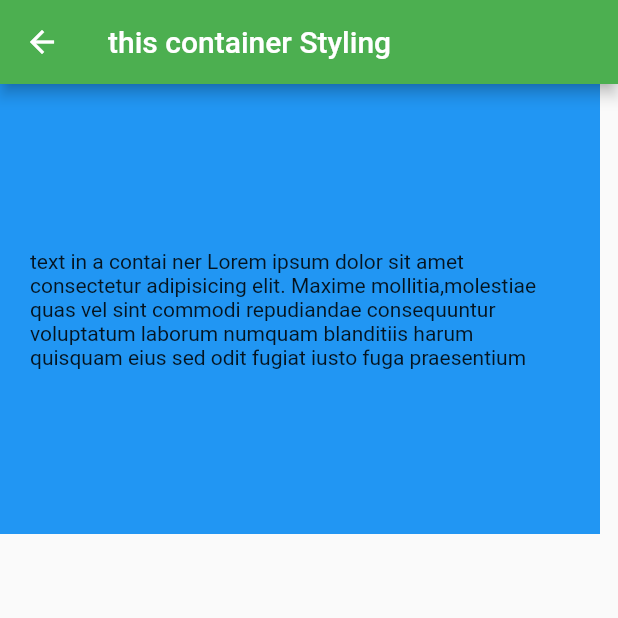
After one commit to 0771210855/Flutter-shop-project-study, a Flutter app: the screen it shows after launch, after a tap on "this is the taks For container styling", on a phone screen of 412 x 824 dp, the top half of it. The commit adds this screen. Run offline on Flutter 3.47's test engine with Material 2 defaults, Android fonts, the phone set to English and light mode, and no system bars; our stand-ins replace flutter_form_builder, fluttertoast; network calls fail; key blocks and very long unbroken strings in the code were emptied for the run.

Commit message:
worked upto packages installation

```diff
--- a/lib/Screens/Containers.dart
+++ b/lib/Screens/Containers.dart
@@ -16,13 +16,37 @@ class _ContainersState extends State<Containers> {
   Widget build(BuildContext context) {
     return Scaffold(
 
-      body: Container(
-        child: Text("text in a container Lorem ipsum dolor sit amet consectetur adipisicing elit. Maxime mollitia,molestiae quas vel sint commodi repudiandae consequuntur voluptatum laborum numquam blanditiis harum quisquam eius sed odit fugiat iusto fuga praesentium"),
-        alignment: Alignment.center,
-        color:  Colors.red,
-        padding: EdgeInsets.all(16.0),
+      appBar: AppBar(
+        title: const Text("this container"),
+      ),
 
-        ),
+      body: Column(
+        children: [
+          Container(
+            child: Text("text in a contai ner Lorem ipsum dolor sit amet consectetur adipisicing elit. Maxime mollitia,molestiae quas vel sint commodi repudiandae consequuntur voluptatum laborum numquam blanditiis harum quisquam eius sed odit fugiat iusto fuga praesentium"),
+            alignment: Alignment.center,
+            color:  Colors.pinkAccent,
+            padding: EdgeInsets.only(left:20,right:40),
+
+            ),
+          Container(
+            child: Text("text in a container Lorem ipsum dolor sit amet consectetur adipisicing elit. Maxime mollitia,molestiae quas vel sint commodi repudiandae consequuntur voluptatum laborum numquam blanditiis harum quisquam eius sed odit fugiat iusto fuga praesentium"),
+            alignment: Alignment.center,
+            color:  Colors.green,
+            padding: EdgeInsets.all(16.0),
+            margin: EdgeInsets.all(16.0),
+
+
+          ),
+          Container(
+            child: Text("text in a container Lorem ipsum dolor sit amet consectetur adipisicing elit. Maxime mollitia,molestiae quas vel sint commodi repudiandae consequuntur voluptatum laborum numquam blanditiis harum quisquam eius sed odit fugiat iusto fuga praesentium"),
+            alignment: Alignment.center,
+            color:  Colors.blue,
+            padding: EdgeInsets.all(16.0),
+
+          ),
+        ],
+      ),
     );
   }
 }
--- /dev/null
+++ b/lib/Screens/Containerstyles.dart
@@ -0,0 +1,39 @@
+
+// Masuba Abdqadir 20/U/2079/EVE 2000702079
+
+
+import 'package:flutter/material.dart';
+
+class Containerstyles extends StatefulWidget {
+  const Containerstyles({super.key});
+
+  @override
+  State<Containerstyles> createState() => _ContainerstylesState();
+}
+
+class _ContainerstylesState extends State<Containerstyles> {
+  @override
+  Widget build(BuildContext context) {
+    return Scaffold(
+
+      appBar: AppBar(
+        title: const Text("this container Styling"),
+      ),
+
+      body: Column(
+        children: [
+          Container(
+            width: 400,
+            height: 300,
+            padding: EdgeInsets.all(20),
+            color: Colors.blue,
+
+            child: Text("text in a contai ner Lorem ipsum dolor sit amet consectetur adipisicing elit. Maxime mollitia,molestiae quas vel sint commodi repudiandae consequuntur voluptatum laborum numquam blanditiis harum quisquam eius sed odit fugiat iusto fuga praesentium"),
+            alignment: Alignment.center,
+            ),
+
+        ],
+      ),
+    );
+  }
+}
--- a/lib/Screens/Textstyles.dart
+++ b/lib/Screens/Textstyles.dart
@@ -20,13 +20,15 @@ class _TextstylesState extends State<Textstyles> {
       ),
       body: Container(
         child: Text("this is the text to be styled.",
+          textAlign:TextAlign.center,
           style: TextStyle(
           color:Colors.blue,
           backgroundColor: Colors.yellow,
           fontSize: 30,
           letterSpacing: 2,
           fontStyle: FontStyle.italic,
-          fontWeight: FontWeight.bold
+          fontWeight: FontWeight.bold,
+
         ),
       ),
       ),
--- a/lib/main.dart
+++ b/lib/main.dart
@@ -5,9 +5,14 @@
 
 
 import 'package:flutter/material.dart';
-import 'Screens/Mytext.dart';
 import 'Screens/Columnscreen.dart';
-
+import "Screens/Rows.dart";
+import 'Screens/Containers.dart';
+import 'Screens/ImageScreen.dart';
+import 'Screens/Textstyles.dart';
+import 'Screens/Containerstyles.dart';
+import 'Screens/Toast.dart';
+import 'Screens/Forms/Forms.dart';
 void main() {
   runApp(MaterialApp(
     title: 'Flutter Navigation',
@@ -33,19 +38,117 @@ class _ApponeState extends State<Appone> {
       appBar: AppBar(
         title: Text("page one"),
       ),
-      body: InkWell(
-        onTap: () {
+      body: Column(
+        children: [
 
-          // print("you tapped me");
-          Navigator.push(
-            context,
-            MaterialPageRoute(
-              builder: (context) => Columnscreen(),
-            ),
-          );
-        },
-        child: Text("Tap to go to the next page"),
+          ListTile(
+            title: Text("this is the wiget of listtile"),
+            leading: Icon(Icons.save_as_rounded),
+            trailing: Icon(Icons.chevron_right_outlined),
+            subtitle: Text("This is text of a sub title"),
+            onTap: () {
+              Navigator.push(
+                context,
+                MaterialPageRoute(builder: (context)=>Columnscreen(),
+                ),
+              );
+            },
+          ),
+          ListTile(
+            title: Text("this is the taks you to a row"),
+            leading: Icon(Icons.table_rows),
+            trailing: Icon(Icons.chevron_right_outlined),
+            subtitle: Text("This is text of a sub title"),
+            onTap: () {
+              Navigator.push(
+                context,
+                MaterialPageRoute(builder: (context)=>Rows(),
+                ),
+              );
+            },
+          ),
+          ListTile(
+            title: Text("this is the taks you to container "),
+            leading: Icon(Icons.contact_phone),
+            trailing: Icon(Icons.chevron_right_outlined),
+            subtitle: Text("This is text of a sub container"),
+            onTap: () {
+              Navigator.push(
+                context,
+                MaterialPageRoute(builder: (context)=>Containers(),
+                ),
+              );
+            },
+          ),
+          ListTile(
+            title: Text("this is the taks you to images "),
+            leading: Icon(Icons.image),
+            trailing: Icon(Icons.chevron_right_outlined),
+            subtitle: Text("This is text of a sub container for images"),
+            onTap: () {
+              Navigator.push(
+                context,
+                MaterialPageRoute(builder: (context)=>ImageScreen(),
+                ),
+              );
+            },
+          ),
+          ListTile(
+            title: Text("this is the taks For text styling "),
+            leading: Icon(Icons.text_fields),
+            trailing: Icon(Icons.chevron_right_outlined),
+            subtitle: Text("This is text of a sub text designs"),
+            onTap: () {
+              Navigator.push(
+                context,
+                MaterialPageRoute(builder: (context)=>Textstyles(),
+                ),
+              );
+            },
+          ),
+          ListTile(
+            title: Text("this is the taks For container styling "),
+            leading: Icon(Icons.gif_box),
+            trailing: Icon(Icons.chevron_right_outlined),
+            subtitle: Text("This is for a container styles"),
+            onTap: () {
+              Navigator.push(
+                context,
+                MaterialPageRoute(builder: (context)=>Containerstyles(),
+                ),
+              );
+            },
+          ),
+          ListTile(
+            title: Text("Demonstrating toassed item "),
+            leading: Icon(Icons.touch_app),
+            trailing: Icon(Icons.chevron_right_outlined),
+            subtitle: Text("This is for pop ups"),
+            onTap: () {
+              Navigator.push(
+                context,
+                MaterialPageRoute(builder: (context)=>Toast(),
+                ),
+              );
+            },
+          ),
+          ListTile(
+            title: Text("Demonstrating Forms "),
+            leading: const Icon(Icons.format_align_right),
+            trailing: Icon(Icons.chevron_right_outlined),
+            subtitle: Text("This is for forms and inputs"),
+            onTap: () {
+              Navigator.push(
+                context,
+                MaterialPageRoute(builder: (context)=>Forms(),
+                ),
+              );
+            },
+          ),
+
+        ],
       ),
+
     );
   }
 }
--- a/pubspec.yaml
+++ b/pubspec.yaml
@@ -36,6 +36,8 @@ dependencies:
   # The following adds the Cupertino Icons font to your application.
   # Use with the CupertinoIcons class for iOS style icons.
   cupertino_icons: ^1.0.2
+  fluttertoast: ^8.1.2
+  flutter_form_builder: ^7.7.0
 
 dev_dependencies:
   flutter_test:
@@ -60,7 +62,9 @@ flutter:
   uses-material-design: true
 
   # To add assets to your application, add an assets section, like this:
-  # assets:
+  assets:
+    - assets/
+    - assets/images/lopoto.jpg
   #   - images/a_dot_burr.jpeg
   #   - images/a_dot_ham.jpeg
 
```
Also changed, not shown: lib/Screens/Forms/Forms.dart (added, +47 -0 lines), lib/Screens/Forms/InputText.dart (added, +38 -0 lines), lib/Screens/ImageScreen.dart (added, +44 -0 lines), lib/Screens/Toast.dart (added, +54 -0 lines), assets/images/2.jpeg (added), assets/images/lopoto.jpg (added), lib/Screens/SecondRoute.dart (line endings or trailing spaces), pubspec.lock, 1 other file.
